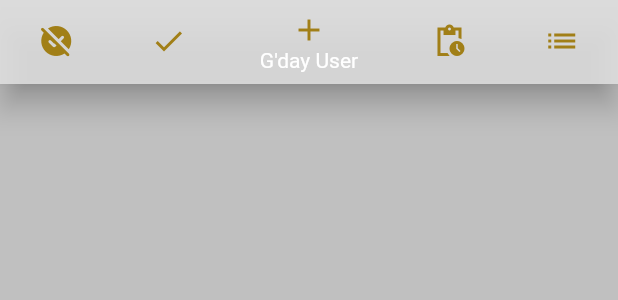
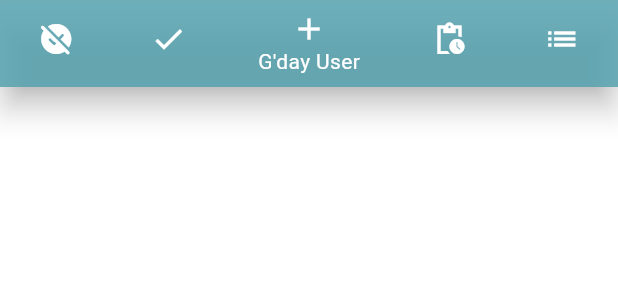
Before and after one commit to Edi013/RemindMe, a Flutter app: the BottomBar widget shown alone on an empty page, opened directly, on a phone screen of 412 x 824 dp. Shown: the top 300 px of the screen. Run offline on Flutter 3.47's test engine with Material 3 defaults, Android fonts, the phone set to English and light mode, and no system bars; our stand-ins replace auto_route, dio, flutter_markdown, get_it, shared_preferences, sidebarx; missing offline and left inert: jwt_decode_full; accounts and stored records are empty.

Commit message:
trying to fix the theme

```diff
--- a/remind_me_fe/lib/core/bar/presentation/layout_by_orientation.dart
+++ b/remind_me_fe/lib/core/bar/presentation/layout_by_orientation.dart
@@ -3,6 +3,7 @@
 import 'package:auto_route/auto_route.dart';
 import 'package:flutter/material.dart';
 import 'package:remind_me_fe/core/router/app_router.gr.dart';
+import 'package:remind_me_fe/core/theme/theme_config.dart';
 import 'package:remind_me_fe/features/authentication/presentation/provider/current_user.dart';
 import 'package:remind_me_fe/injection_container.dart';
 import 'package:sidebarx/sidebarx.dart';
@@ -22,9 +23,9 @@ class LandscapeScaffold extends StatelessWidget {
       body: Row(
         mainAxisAlignment: MainAxisAlignment.spaceBetween,
         children: [
-          ExampleSidebarX(),
+          Sidebar(),
           Expanded(child: child),
-          const BurgerButton()
+          const BurgerButton(),
         ],
       ),
       drawer: const RoutesDrawer(),
@@ -32,10 +33,10 @@ class LandscapeScaffold extends StatelessWidget {
   }
 }
 
-class ExampleSidebarX extends StatelessWidget {
+class Sidebar extends StatelessWidget {
   late SidebarXController _controller;
 
-  ExampleSidebarX({Key? key}) : super(key: key) {
+  Sidebar({Key? key}) : super(key: key) {
     _controller = SidebarXController(
       selectedIndex: 0,
       extended: true,
@@ -47,40 +48,50 @@ class ExampleSidebarX extends StatelessWidget {
     final ThemeData theme = Theme.of(context);
     _controller
         .setExtended(MediaQuery.of(context).size.width >= 1500 ? true : false);
-    _controller.setExtended(true);
+
     return SidebarX(
       controller: _controller,
       theme: SidebarXTheme(
         // hover
-        hoverColor: theme.colorScheme.secondary.withOpacity(0.25),
-        hoverTextStyle: const TextStyle(fontWeight: FontWeight.w500),
+        hoverColor: black, //theme.colorScheme.secondary.withOpacity(0.25),
+        hoverTextStyle: const TextStyle(
+          fontWeight: FontWeight.w500,
+          color: white,
+        ),
+
         // unselected
-        textStyle:
-            TextStyle(color: theme.colorScheme.secondary.withOpacity(0.85)),
+        textStyle: TextStyle(
+            color: smokeWhite //theme.colorScheme.secondary.withOpacity(0.85),
+            ),
         itemTextPadding: const EdgeInsets.only(left: 30),
         iconTheme: IconThemeData(
-          color: theme.colorScheme.secondary,
+          color: white, //theme.colorScheme.secondary,
           size: 20,
         ),
         itemDecoration: BoxDecoration(
           borderRadius: BorderRadius.circular(15),
           border: Border.all(),
         ),
+
         // selected
-        selectedTextStyle: TextStyle(color: theme.colorScheme.secondary),
+        selectedTextStyle: TextStyle(
+          color: smokeWhite, //theme.colorScheme.secondary,
+        ),
         selectedItemTextPadding: const EdgeInsets.only(left: 30),
         selectedItemDecoration: BoxDecoration(
           borderRadius: BorderRadius.circular(15),
           border: Border.all(),
         ),
         selectedIconTheme: IconThemeData(
-          color: theme.colorScheme.secondary,
+          color: white, //theme.colorScheme.secondary,
           size: 20,
         ),
       ),
       extendedTheme: SidebarXTheme(
         width: 200,
-        decoration: BoxDecoration(color: theme.colorScheme.primary),
+        decoration: BoxDecoration(
+          color: theme.colorScheme.primary,
+        ),
       ),
       headerDivider: const Divider(),
       headerBuilder: (context, extended) {
@@ -160,12 +171,15 @@ class PortraitScaffold extends StatelessWidget {
                 padding: EdgeInsets.all(8.0),
                 child: BurgerButton(),
               ),
-              IconButton(
-                icon: Image.asset('assets/images/rm_logo_portrait.png'),
-                iconSize: 100,
-                onPressed: () {
-                  AutoRouter.of(context).push(const HomeRoute());
-                },
+              Container(
+                constraints: BoxConstraints(maxWidth: 35, maxHeight: 50),
+                child: IconButton(
+                  icon: Image.asset('assets/images/rm_logo_portrait.png'),
+                  iconSize: 45 * (MediaQuery.of(context).size.height / 1200),
+                  onPressed: () {
+                    AutoRouter.of(context).push(const HomeRoute());
+                  },
+                ),
               ),
             ],
           ),
@@ -189,40 +203,27 @@ class BottomBar extends StatelessWidget {
     return BottomNavigationBar(
       items: <BottomNavigationBarItem>[
         BottomNavigationBarItem(
-          icon: Icon(
-            Icons.unpublished_rounded,
-            color: theme.colorScheme.secondary,
-          ),
+          icon: Icon(Icons.unpublished_rounded,
+              color: white //theme.colorScheme.secondary,
+              ),
           label: 'Undone Tasks',
         ),
         BottomNavigationBarItem(
-          icon: Icon(
-            Icons.done,
-            color: theme.colorScheme.secondary,
-          ),
+          icon: Icon(Icons.done, color: white),
           label: 'Done Tasks',
         ),
         BottomNavigationBarItem(
-          icon: Icon(
-            Icons.add,
-            color: theme.colorScheme.secondary,
-          ),
+          icon: Icon(Icons.add, color: white),
           label: 'G\'day ${sl<CurrentUser>().nickname ?? "User"}',
           //backgroundColor modifies the entire  bar
           backgroundColor: theme.colorScheme.primary.withOpacity(0.85),
         ),
         BottomNavigationBarItem(
-          icon: Icon(
-            Icons.pending_actions_sharp,
-            color: theme.colorScheme.secondary,
-          ),
+          icon: Icon(Icons.pending_actions_sharp, color: white),
           label: 'Active Tasks',
         ),
         BottomNavigationBarItem(
-          icon: Icon(
-            Icons.list,
-            color: theme.colorScheme.secondary,
-          ),
+          icon: Icon(Icons.list, color: white),
           label: 'All Tasks',
         ),
       ],
--- a/remind_me_fe/lib/core/theme/theme_config.dart
+++ b/remind_me_fe/lib/core/theme/theme_config.dart
@@ -5,72 +5,44 @@ const Color lightPrimary = Color.fromARGB(255, 225, 225, 225);
 const Color lightAccent = accent;
 const Color lightBG = Color.fromARGB(255, 192, 192, 192);
 
-const Color accent = Color.fromARGB(255, 161, 127, 23);
+const Color accent = Color(0xFF468c98);
+const Color red = Color.fromARGB(0, 255, 0, 0);
+const Color darkPrimary = Color.fromARGB(255, 85, 162, 175);
+const Color darkAccent = accent;
+const Color darkBG = smokeAccent; //Color(0xFF3C4A6D);
 
-const Color darkPrimary = Color.fromARGB(255, 73, 73, 73);
-const Color darkAccent = accent;
-const Color darkBG = Color.fromARGB(255, 53, 53, 53);
-
-const Color smokeWhite = Color(0xffF5F5F5);
+const Color black = Color(0xFF121212);
+const Color white = Color(0xFFFFFFFF);
+const Color smokeWhite = Color.fromARGB(255, 195, 195, 195);
+const Color smokeAccent = Color.fromARGB(255, 67, 101, 107);
+const Color grey = Color(0xFF2E2E2E);
 
 final ThemeData lightTheme = ThemeData(
   colorScheme: ColorScheme.fromSwatch().copyWith(
-    primary: lightPrimary,
-    onBackground: lightBG,
-    secondary: lightAccent,
     brightness: Brightness.light,
+    primary: darkPrimary,
+    secondary: darkAccent,
+    background: darkBG,
   ),
-  useMaterial3: false,
-  splashColor: lightAccent,
-  primaryColor: lightPrimary,
-  scaffoldBackgroundColor: lightBG,
-  navigationRailTheme: const NavigationRailThemeData(
-    backgroundColor: lightBG,
+  textTheme: TextTheme(
+    displayLarge: TextStyle(
+        fontSize: 24,
+        fontWeight: FontWeight.bold,
+        color: white), // Example text style
+    bodyLarge: TextStyle(fontSize: 16, color: white), // Example text style
+    // Define other text styles as needed
   ),
-  datePickerTheme: const DatePickerThemeData(
-    backgroundColor: darkAccent,
-    headerBackgroundColor: darkBG,
+  textSelectionTheme: TextSelectionThemeData(
+    cursorColor: white, // Color of the text cursor
+    selectionColor: smokeAccent, // Color of the text selection highlight
+    selectionHandleColor: smokeAccent, // Color of the text selection handles
   ),
-  // tabBarTheme: const TabBarTheme(
-  //   labelColor: Colors.black,
-  //   indicator: UnderlineTabIndicator(
-  //     borderSide: BorderSide(
-  //       color: darkAccent,
-  //       width: 2.0,
-  //     ),
-  //   ),
-  // ),
-
-  textTheme: const TextTheme(
-    bodyLarge: TextStyle(
-      fontSize: kFontSize + 5,
-      color: Color.fromARGB(255, 255, 255, 255),
-    ),
-    bodySmall: TextStyle(
-      fontSize: kFontSize - 5,
-      color: Color.fromARGB(255, 255, 255, 255),
-    ),
-    bodyMedium: TextStyle(
-      fontSize: kFontSize,
-      color: Color.fromARGB(255, 255, 255, 255),
-    ),
-  ),
-  elevatedButtonTheme: ElevatedButtonThemeData(
-    style: ButtonStyle(
-        backgroundColor: MaterialStateProperty.all<Color>(darkPrimary)),
-  ),
-  textButtonTheme: TextButtonThemeData(
-    style: ButtonStyle(
-      backgroundColor: MaterialStateProperty.all<Color>(
-        (darkPrimary),
-      ),
-    ),
-  ),
+  useMaterial3: true,
+  // materialTapTargetSize: MaterialTapTargetSize.padded,
   cardTheme: CardTheme(
-    color: darkBG.withOpacity(0.3), //darkAccent.withOpacity(0.85),
+    color: darkBG, //darkAccent.withOpacity(0.85),
     margin: const EdgeInsets.all(50),
   ),
-  snackBarTheme: const SnackBarThemeData(backgroundColor: darkPrimary),
 );
 
 final ThemeData darkTheme = ThemeData(
@@ -81,47 +53,117 @@ final ThemeData darkTheme = ThemeData(
     brightness: Brightness.dark,
   ),
   useMaterial3: false,
-  splashColor: darkAccent,
-  primaryColor: darkPrimary,
-  scaffoldBackgroundColor: darkBG,
-  navigationRailTheme: const NavigationRailThemeData(
-    backgroundColor: darkBG,
-  ),
-  datePickerTheme: DatePickerThemeData(
-      backgroundColor: darkAccent,
-      headerBackgroundColor: darkBG.withOpacity(0.5)),
-  textTheme: const TextTheme(
-    bodyLarge: TextStyle(
-      fontSize: kFontSize + 5,
-      color: Colors.white,
-    ),
-    bodySmall: TextStyle(
-      fontSize: kFontSize - 5,
-      color: Colors.white,
-    ),
-    bodyMedium: TextStyle(
-      fontSize: kFontSize,
-      color: Colors.white,
-    ),
-  ),
-  elevatedButtonTheme: ElevatedButtonThemeData(
-    style: ButtonStyle(
-      backgroundColor: MaterialStateProperty.all<Color>(
-        (lightPrimary.withOpacity(0.3)),
-      ),
-    ),
-  ),
-  textButtonTheme: TextButtonThemeData(
-    style: ButtonStyle(
-      backgroundColor: MaterialStateProperty.all<Color>(
-        (lightPrimary.withOpacity(0.6)),
-      ),
-    ),
-  ),
-  cardTheme: CardTheme(
-    color: darkBG.withOpacity(0.3), //darkAccent.withOpacity(0.85),
-    margin: const EdgeInsets.all(50),
-  ),
-  snackBarTheme:
-      SnackBarThemeData(backgroundColor: lightPrimary.withOpacity(0.6)),
+  materialTapTargetSize: MaterialTapTargetSize.padded,
 );
+// final ThemeData lightTheme = ThemeData(
+//   colorScheme: ColorScheme.fromSwatch().copyWith(
+//     primary: lightPrimary,
+//     onBackground: lightBG,
+//     secondary: lightAccent,
+//     brightness: Brightness.light,
+//   ),
+//   useMaterial3: false,
+//   splashColor: lightAccent,
+//   primaryColor: lightPrimary,
+//   scaffoldBackgroundColor: lightBG,
+//   navigationRailTheme: const NavigationRailThemeData(
+//     backgroundColor: lightBG,
+//   ),
+//   datePickerTheme: const DatePickerThemeData(
+//     backgroundColor: darkAccent,
+//     headerBackgroundColor: darkBG,
+//   ),
+//   // tabBarTheme: const TabBarTheme(
+//   //   labelColor: Colors.black,
+//   //   indicator: UnderlineTabIndicator(
+//   //     borderSide: BorderSide(
+//   //       color: darkAccent,
+//   //       width: 2.0,
+//   //     ),
+//   //   ),
+//   // ),
+
+//   textTheme: const TextTheme(
+//     bodyLarge: TextStyle(
+//       fontSize: kFontSize + 5,
+//       color: Color.fromARGB(255, 255, 255, 255),
+//     ),
+//     bodySmall: TextStyle(
+//       fontSize: kFontSize - 5,
+//       color: Color.fromARGB(255, 255, 255, 255),
+//     ),
+//     bodyMedium: TextStyle(
+//       fontSize: kFontSize,
+//       color: Color.fromARGB(255, 255, 255, 255),
+//     ),
+//   ),
+//   elevatedButtonTheme: ElevatedButtonThemeData(
+//     style: ButtonStyle(
+//         backgroundColor: MaterialStateProperty.all<Color>(darkPrimary)),
+//   ),
+//   textButtonTheme: TextButtonThemeData(
+//     style: ButtonStyle(
+//       backgroundColor: MaterialStateProperty.all<Color>(
+//         (darkPrimary),
+//       ),
+//     ),
+//   ),
+//   cardTheme: CardTheme(
+//     color: darkBG.withOpacity(0.3), //darkAccent.withOpacity(0.85),
+//     margin: const EdgeInsets.all(50),
+//   ),
+//   snackBarTheme: const SnackBarThemeData(backgroundColor: darkPrimary),
+// );
+
+// final ThemeData darkTheme = ThemeData(
+//   colorScheme: ColorScheme.fromSwatch().copyWith(
+//     primary: darkPrimary,
+//     onBackground: darkBG,
+//     secondary: darkAccent,
+//     brightness: Brightness.dark,
+//   ),
+//   useMaterial3: true,
+//   splashColor: darkAccent,
+//   primaryColor: darkPrimary,
+//   scaffoldBackgroundColor: darkBG,
+//   navigationRailTheme: const NavigationRailThemeData(
+//     backgroundColor: darkBG,
+//   ),
+//   datePickerTheme: DatePickerThemeData(
+//       backgroundColor: darkAccent,
+//       headerBackgroundColor: darkBG.withOpacity(0.5)),
+//   textTheme: const TextTheme(
+//     bodyLarge: TextStyle(
+//       fontSize: kFontSize + 5,
+//       color: Colors.white,
+//     ),
+//     bodySmall: TextStyle(
+//       fontSize: kFontSize - 5,
+//       color: Colors.white,
+//     ),
+//     bodyMedium: TextStyle(
+//       fontSize: kFontSize,
+//       color: Colors.white,
+//     ),
+//   ),
+//   elevatedButtonTheme: ElevatedButtonThemeData(
+//     style: ButtonStyle(
+//       backgroundColor: MaterialStateProperty.all<Color>(
+//         (lightPrimary.withOpacity(0.3)),
+//       ),
+//     ),
+//   ),
+//   textButtonTheme: TextButtonThemeData(
+//     style: ButtonStyle(
+//       backgroundColor: MaterialStateProperty.all<Color>(
+//         (lightPrimary.withOpacity(0.6)),
+//       ),
+//     ),
+//   ),
+//   cardTheme: CardTheme(
+//     color: darkBG.withOpacity(0.3), //darkAccent.withOpacity(0.85),
+//     margin: const EdgeInsets.all(50),
+//   ),
+//   snackBarTheme:
+//       SnackBarThemeData(backgroundColor: lightPrimary.withOpacity(0.6)),
+// );
--- a/remind_me_fe/lib/features/home/presentation/change_startup_screen.dart
+++ b/remind_me_fe/lib/features/home/presentation/change_startup_screen.dart
@@ -22,8 +22,8 @@ class ChangeStartupScreenContent extends StatelessWidget {
   Widget build(BuildContext context) {
     StartupScreenProvider provider = sl<StartupScreenProvider>();
     return Expanded(
-      child: Center(
       child: Column(
+        mainAxisAlignment: MainAxisAlignment.center,
         children: [
           const Text(
             'Select your startup screen.',
@@ -75,7 +75,6 @@ class ChangeStartupScreenContent extends StatelessWidget {
           )
         ],
       ),
-      ),
     );
   }
 }
--- a/remind_me_fe/lib/features/todos/presentation/widgets/todo_list_builder_widget.dart
+++ b/remind_me_fe/lib/features/todos/presentation/widgets/todo_list_builder_widget.dart
@@ -230,6 +230,12 @@ Widget _buildRichTextForDescription(
       data: content,
       styleSheet: MarkdownStyleSheet(
         p: const TextStyle(fontSize: kFontSize),
+        h1: TextStyle(
+          color: const Color.fromARGB(255, 255, 255, 255),
+        ),
+        h2: TextStyle(
+          color: const Color.fromARGB(255, 255, 255, 255),
+        ),
       ),
     ),
   );
```
Also changed, not shown: remind_me_fe/lib/features/authentication/presentation/screens/logout_screen.dart (+6 -5 lines). Lines whose indentation alone changed are shown as unchanged.
